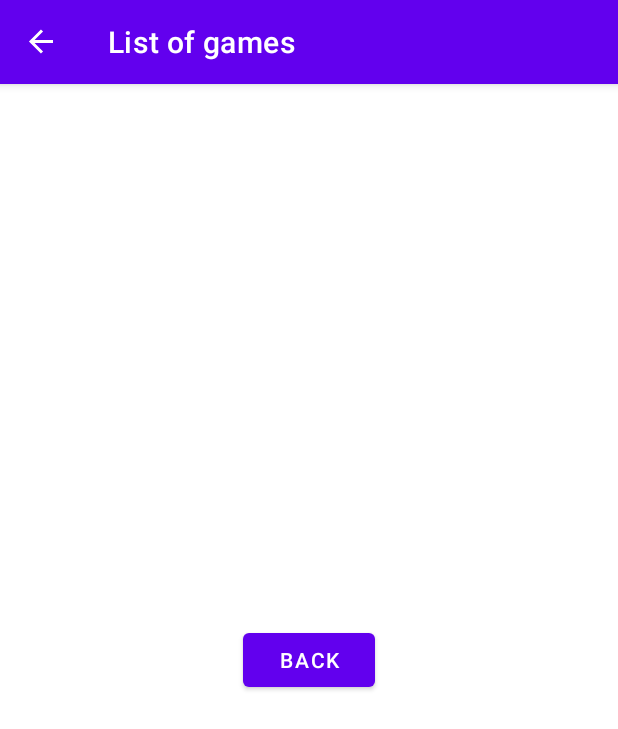
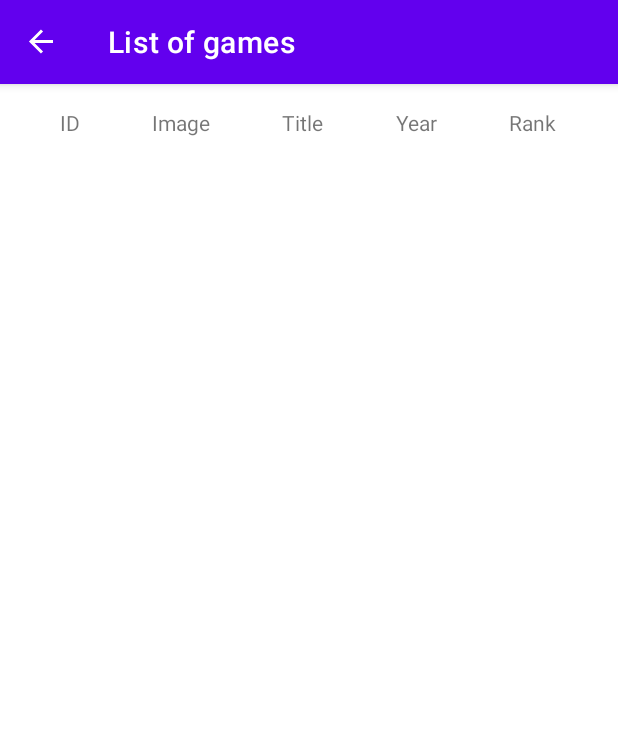
Before and after one commit to dawids21/BoardGameCollector, an Android app: the ListOfGamesFragment screen opened through its navigation route, on a phone screen of 412 x 824 dp. Shown: the top 729 px of the screen. Run offline under Robolectric (Android 15) with nearby library versions, the phone set to English and light mode, and no system bars; our stand-ins replace navigation-ui.

Commit message:
create table layout with list of games

```diff
--- a/app/src/main/java/xyz/stasiak/boardgamecollector/ListOfGamesFragment.kt
+++ b/app/src/main/java/xyz/stasiak/boardgamecollector/ListOfGamesFragment.kt
@@ -6,7 +6,6 @@ import android.view.LayoutInflater
 import android.view.View
 import android.view.ViewGroup
 import androidx.fragment.app.Fragment
-import androidx.navigation.fragment.findNavController
 import xyz.stasiak.boardgamecollector.databinding.FragmentListOfGamesBinding
 
 class ListOfGamesFragment : Fragment() {
@@ -27,10 +26,6 @@ class ListOfGamesFragment : Fragment() {
 
     override fun onViewCreated(view: View, savedInstanceState: Bundle?) {
         super.onViewCreated(view, savedInstanceState)
-
-        binding.listOfGamesBtnBack.setOnClickListener {
-            findNavController().navigateUp()
-        }
     }
 
     override fun onAttach(context: Context) {
--- a/app/src/main/res/layout/fragment_list_of_games.xml
+++ b/app/src/main/res/layout/fragment_list_of_games.xml
@@ -5,13 +5,63 @@
     android:layout_height="match_parent"
     tools:context=".ListOfGamesFragment">
 
-    <Button
-        android:id="@+id/list_of_games_btn_back"
-        android:layout_width="wrap_content"
-        android:layout_height="wrap_content"
-        android:text="Back"
+    <ScrollView
+        android:layout_width="0dp"
+        android:layout_height="0dp"
+        android:layout_marginStart="16dp"
+        android:layout_marginTop="16dp"
+        android:layout_marginEnd="16dp"
+        android:layout_marginBottom="16dp"
         app:layout_constraintBottom_toBottomOf="parent"
         app:layout_constraintEnd_toEndOf="parent"
         app:layout_constraintStart_toStartOf="parent"
-        app:layout_constraintTop_toTopOf="parent" />
+        app:layout_constraintTop_toTopOf="parent">
+
+        <TableLayout
+            android:id="@+id/listOfGames"
+            android:layout_width="match_parent"
+            android:layout_height="wrap_content"
+            android:stretchColumns="*">
+
+            <TableRow
+                android:layout_width="match_parent"
+                android:layout_height="wrap_content">
+
+                <TextView
+                    android:id="@+id/textView"
+                    android:layout_width="wrap_content"
+                    android:layout_height="wrap_content"
+                    android:text="@string/games_table_id_column"
+                    android:textAlignment="center" />
+
+                <TextView
+                    android:id="@+id/textView2"
+                    android:layout_width="wrap_content"
+                    android:layout_height="wrap_content"
+                    android:text="@string/games_table_image_column"
+                    android:textAlignment="center" />
+
+                <TextView
+                    android:id="@+id/textView3"
+                    android:layout_width="wrap_content"
+                    android:layout_height="wrap_content"
+                    android:text="@string/games_table_title_column"
+                    android:textAlignment="center" />
+
+                <TextView
+                    android:id="@+id/textView4"
+                    android:layout_width="wrap_content"
+                    android:layout_height="wrap_content"
+                    android:text="@string/games_table_year_column"
+                    android:textAlignment="center" />
+
+                <TextView
+                    android:id="@+id/textView5"
+                    android:layout_width="wrap_content"
+                    android:layout_height="wrap_content"
+                    android:text="@string/games_table_rank_column"
+                    android:textAlignment="center" />
+            </TableRow>
+        </TableLayout>
+    </ScrollView>
 </androidx.constraintlayout.widget.ConstraintLayout>
--- a/app/src/main/res/values/strings.xml
+++ b/app/src/main/res/values/strings.xml
@@ -20,5 +20,10 @@
 
     <!-- List of games fragment -->
     <string name="list_of_games_fragment">List of games</string>
+    <string name="games_table_id_column">ID</string>
+    <string name="games_table_image_column">Image</string>
+    <string name="games_table_title_column">Title</string>
+    <string name="games_table_year_column">Year</string>
+    <string name="games_table_rank_column">Rank</string>
 
 </resources>
```
